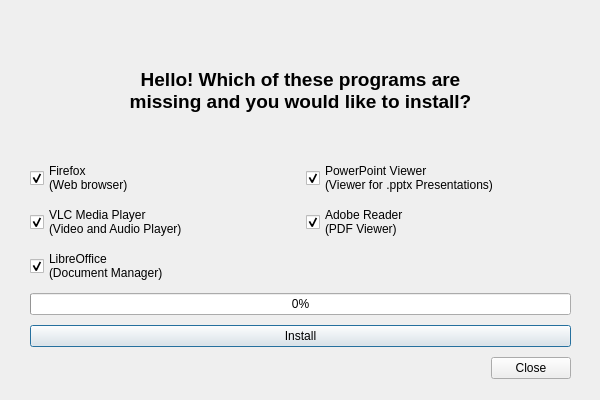
Above: ui/InstallDialog.ui from Atrate/qSchoolHelper before the change. Below: the same form after it.
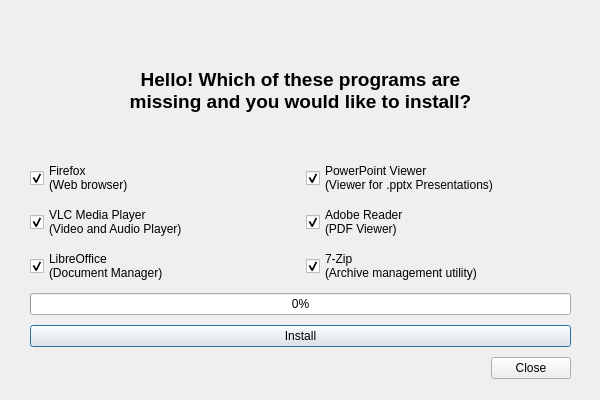
That is the form after the change. Icons and pictures are not drawn.

What changed in the file:
```diff
--- a/ui/InstallDialog.ui
+++ b/ui/InstallDialog.ui
@@ -192,6 +192,25 @@
       </property>
      </widget>
     </item>
+    <item row="3" column="1">
+     <widget class="QCheckBox" name="sevenz_check_box">
+      <property name="font">
+       <font>
+        <kerning>true</kerning>
+       </font>
+      </property>
+      <property name="toolTip">
+       <string>7-Zip  is a FOSS (Free and Open Source) and cross-platform archive management utility</string>
+      </property>
+      <property name="text">
+       <string>7-Zip
+(Archive management utility)</string>
+      </property>
+      <property name="checked">
+       <bool>true</bool>
+      </property>
+     </widget>
+    </item>
    </layout>
   </widget>
  </widget>
```
